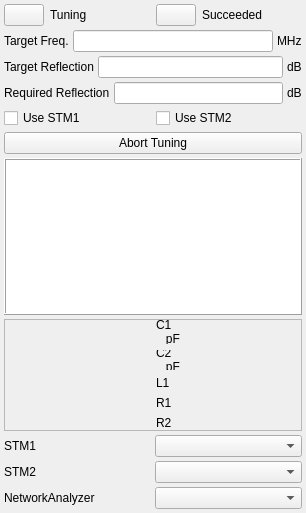
First picture: the form in modules/nmr/autolctunerform.ui, repository northriv/KAME, before the edit.
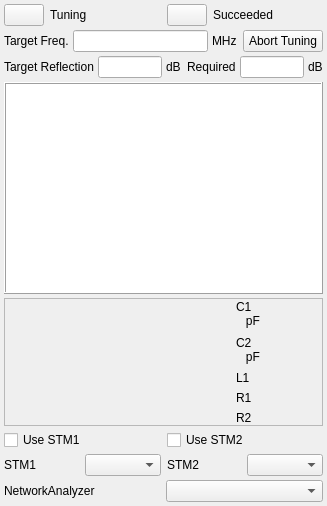
Second picture: the form after the edit. Icons and pictures are not drawn.

Patch:
```diff
--- a/modules/nmr/autolctunerform.ui
+++ b/modules/nmr/autolctunerform.ui
@@ -6,8 +6,8 @@
    <rect>
     <x>0</x>
     <y>0</y>
-    <width>306</width>
-    <height>513</height>
+    <width>327</width>
+    <height>506</height>
    </rect>
   </property>
   <property name="windowTitle">
@@ -95,6 +95,8 @@
      </layout>
     </item>
     <item>
+     <layout class="QHBoxLayout" name="horizontalLayout_10">
+      <item>
      <layout class="QHBoxLayout" name="horizontalLayout">
       <property name="spacing">
        <number>4</number>
@@ -137,6 +139,17 @@
      </layout>
     </item>
     <item>
+       <widget class="QPushButton" name="m_btnAbortTuning">
+        <property name="text">
+         <string>Abort Tuning</string>
+        </property>
+       </widget>
+      </item>
+     </layout>
+    </item>
+    <item>
+     <layout class="QHBoxLayout" name="horizontalLayout_11">
+      <item>
      <layout class="QHBoxLayout" name="horizontalLayout_6">
       <property name="spacing">
        <number>4</number>
@@ -158,7 +171,14 @@
        </widget>
       </item>
       <item>
-       <widget class="QLineEdit" name="m_edReflectionTargeted"/>
+         <widget class="QLineEdit" name="m_edReflectionTargeted">
+          <property name="minimumSize">
+           <size>
+            <width>40</width>
+            <height>0</height>
+           </size>
+          </property>
+         </widget>
       </item>
       <item>
        <widget class="QLabel" name="textLabel20_7">
@@ -192,7 +212,7 @@
          </sizepolicy>
         </property>
         <property name="text">
-         <string>Required Reflection</string>
+           <string>Required</string>
         </property>
         <property name="wordWrap">
          <bool>false</bool>
@@ -200,7 +220,14 @@
        </widget>
       </item>
       <item>
-       <widget class="QLineEdit" name="m_edReflectionRequired"/>
+         <widget class="QLineEdit" name="m_edReflectionRequired">
+          <property name="minimumSize">
+           <size>
+            <width>40</width>
+            <height>0</height>
+           </size>
+          </property>
+         </widget>
       </item>
       <item>
        <widget class="QLabel" name="textLabel20_9">
@@ -220,31 +247,8 @@
       </item>
      </layout>
     </item>
-    <item>
-     <layout class="QHBoxLayout" name="horizontalLayout_3">
-      <item>
-       <widget class="QCheckBox" name="m_ckbUseSTM1">
-        <property name="text">
-         <string>Use STM1</string>
-        </property>
-       </widget>
-      </item>
-      <item>
-       <widget class="QCheckBox" name="m_ckbUseSTM2">
-        <property name="text">
-         <string>Use STM2</string>
-        </property>
-       </widget>
-      </item>
      </layout>
     </item>
-    <item>
-     <widget class="QPushButton" name="m_btnAbortTuning">
-      <property name="text">
-       <string>Abort Tuning</string>
-      </property>
-     </widget>
-    </item>
     <item>
      <widget class="QTextBrowser" name="m_txtStatus">
       <property name="sizePolicy">
@@ -256,7 +260,7 @@
       <property name="minimumSize">
        <size>
         <width>100</width>
-        <height>100</height>
+        <height>150</height>
        </size>
       </property>
       <property name="font">
@@ -302,11 +306,17 @@
        <item>
         <widget class="QLabel" name="label">
          <property name="sizePolicy">
-          <sizepolicy hsizetype="Preferred" vsizetype="Preferred">
+          <sizepolicy hsizetype="Fixed" vsizetype="Fixed">
            <horstretch>0</horstretch>
            <verstretch>0</verstretch>
           </sizepolicy>
          </property>
+         <property name="minimumSize">
+          <size>
+           <width>225</width>
+           <height>125</height>
+          </size>
+         </property>
          <property name="text">
           <string/>
          </property>
@@ -334,7 +344,7 @@
            <property name="minimumSize">
             <size>
              <width>80</width>
-             <height>24</height>
+             <height>30</height>
             </size>
            </property>
            <property name="text">
@@ -357,7 +367,7 @@
            <property name="minimumSize">
             <size>
              <width>80</width>
-             <height>20</height>
+             <height>30</height>
             </size>
            </property>
            <property name="text">
@@ -444,6 +454,26 @@
      </widget>
     </item>
     <item>
+     <layout class="QHBoxLayout" name="horizontalLayout_3">
+      <item>
+       <widget class="QCheckBox" name="m_ckbUseSTM1">
+        <property name="text">
+         <string>Use STM1</string>
+        </property>
+       </widget>
+      </item>
+      <item>
+       <widget class="QCheckBox" name="m_ckbUseSTM2">
+        <property name="text">
+         <string>Use STM2</string>
+        </property>
+       </widget>
+      </item>
+     </layout>
+    </item>
+    <item>
+     <layout class="QHBoxLayout" name="horizontalLayout_9">
+      <item>
      <layout class="QHBoxLayout" name="_2">
       <property name="spacing">
        <number>4</number>
@@ -509,6 +539,8 @@
       </item>
      </layout>
     </item>
+     </layout>
+    </item>
     <item>
      <layout class="QHBoxLayout" name="_3">
       <property name="spacing">
```
Left out of the diff: 15 changed lines with no effect on the pictures. Lines whose indentation alone changed are shown as unchanged.
